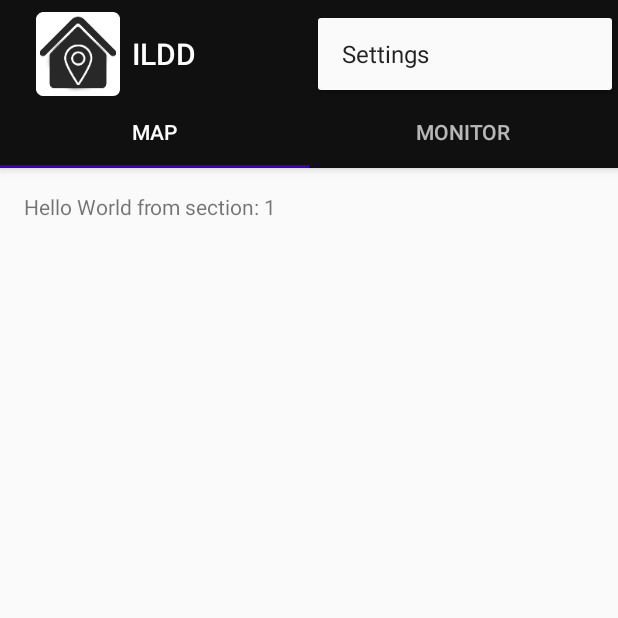
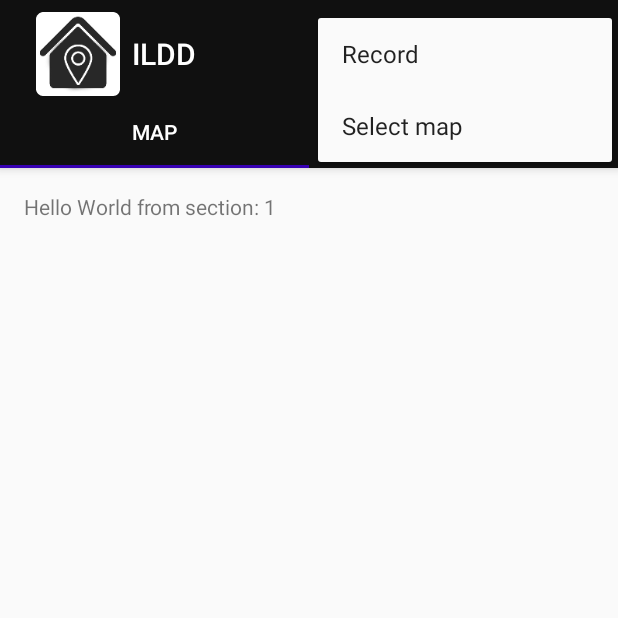
Before and after one commit to falanga7/ILDD, an Android app: the screen it shows after launch (MainActivity), with the options menu open, on a phone screen of 412 x 824 dp, the top half of it. Run offline under Robolectric (Android 15) with nearby library versions, the phone set to English and light mode, and no system bars.

Commit message:
Added OptionsMenu visible in map tab and invisible in Monitor tab. Added some Items to select map and start recording of signals.

```diff
--- a/app/src/main/java/it/unisa/ildd/MainActivity.java
+++ b/app/src/main/java/it/unisa/ildd/MainActivity.java
@@ -32,6 +32,9 @@ public class MainActivity extends AppCompatActivity {
      * The {@link ViewPager} that will host the section contents.
      */
     private ViewPager mViewPager;
+    private Menu menu;
+
+
 
     @Override
     protected void onCreate(Bundle savedInstanceState) {
@@ -48,6 +51,22 @@ public class MainActivity extends AppCompatActivity {
         // Set up the ViewPager with the sections adapter.
         mViewPager = (ViewPager) findViewById(R.id.container);
         mViewPager.setAdapter(mSectionsPagerAdapter);
+        mViewPager.addOnPageChangeListener(new ViewPager.OnPageChangeListener() {
+            @Override
+            public void onPageScrolled(int position, float positionOffset, int positionOffsetPixels) {
+                invalidateOptionsMenu();
+            }
+
+            @Override
+            public void onPageSelected(int position) {
+
+            }
+
+            @Override
+            public void onPageScrollStateChanged(int state) {
+
+            }
+        });
 
         TabLayout tabLayout = (TabLayout) findViewById(R.id.tabs);
 
@@ -60,9 +79,16 @@ public class MainActivity extends AppCompatActivity {
     @Override
     public boolean onCreateOptionsMenu(Menu menu) {
         // Inflate the menu; this adds items to the action bar if it is present.
+        this.menu = menu;
         getMenuInflater().inflate(R.menu.menu_main, menu);
+        int item = mViewPager.getCurrentItem();
+        if(item==1)
+            menu.setGroupVisible(R.id.main_menu_group, false);
+        else
+            menu.setGroupVisible(R.id.main_menu_group, true);
         return true;
     }
+
 
     @Override
     public boolean onOptionsItemSelected(MenuItem item) {
@@ -130,10 +156,10 @@ public class MainActivity extends AppCompatActivity {
             // getItem is called to instantiate the fragment for the given page.
             // Return a PlaceholderFragment (defined as a static inner class below).
             if(position == 0)
-               return PlaceholderFragment.newInstance(position + 1);
+                return PlaceholderFragment.newInstance(position + 1);
+
             else
-               return MonitorFragment.newInstance();
-
+                return MonitorFragment.newInstance();
         }
 
         @Override
--- a/app/src/main/res/menu/menu_main.xml
+++ b/app/src/main/res/menu/menu_main.xml
@@ -1,10 +1,22 @@
 <menu xmlns:android="http://schemas.android.com/apk/res/android"
     xmlns:app="http://schemas.android.com/apk/res-auto"
     xmlns:tools="http://schemas.android.com/tools"
-    tools:context="it.unisa.ildd.MainActivity">
+    tools:context="it.unisa.ildd.MainActivity"
+    android:id="@+id/menu">
+    <group
+        android:id="@+id/main_menu_group">
     <item
         android:id="@+id/action_settings"
         android:orderInCategory="100"
-        android:title="@string/action_settings"
+        android:title="@string/action_record"
         app:showAsAction="never" />
+
+    <item
+        android:id="@+id/action_select_map"
+        android:orderInCategory="100"
+        android:title="@string/action_select_map"
+        app:showAsAction="never" />
+
+    </group>
+
 </menu>
--- a/app/src/main/res/values/strings.xml
+++ b/app/src/main/res/values/strings.xml
@@ -2,7 +2,9 @@
     <string name="app_name">ILDD</string>
     <string name="tab_text_1">MAP</string>
     <string name="tab_text_2">MONITOR</string>
-    <string name="action_settings">Settings</string>
+    <string name="action_record">Record</string>
+    <string name="action_stop">Stop</string>
+    <string name="action_select_map">Select map</string>
     <string name="section_format">Hello World from section: %1$d</string>
     <string name="bssid">BSSID</string>
     <string name="ssid">SSID</string>
```
Also changed, not shown: 256 other files.
